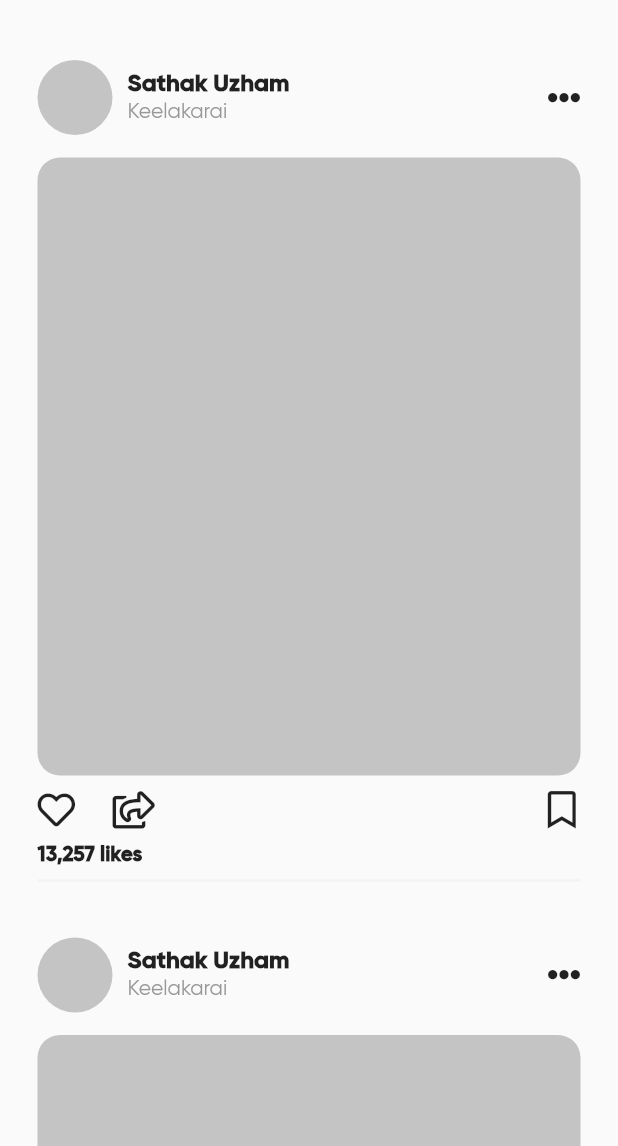
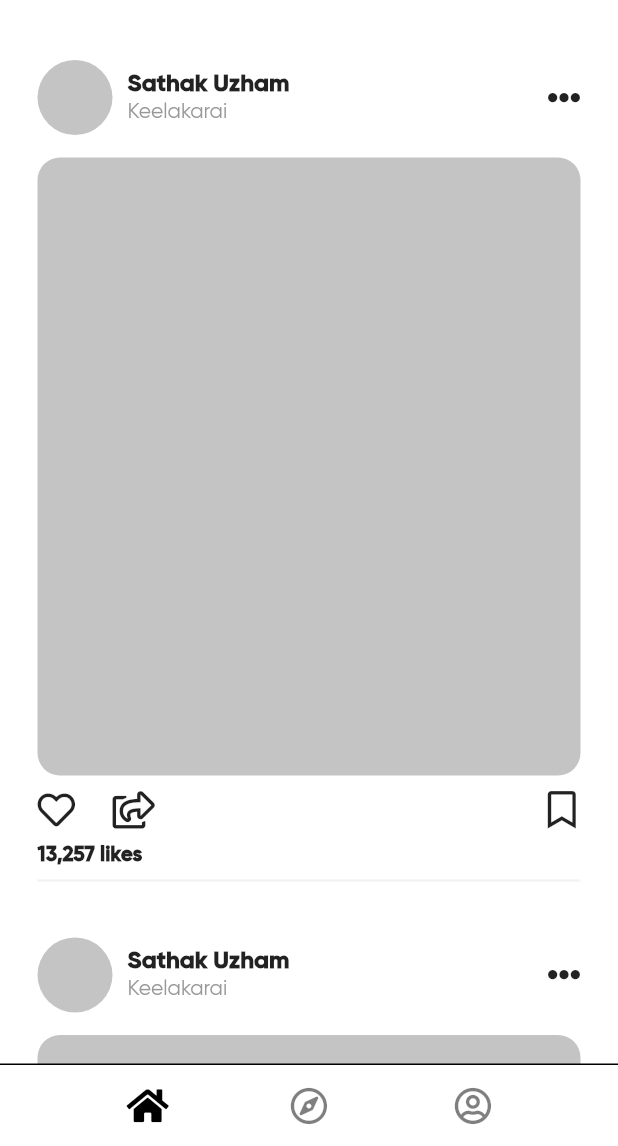
Before and after one commit to sathakhussam/collections, a Flutter app: the screen it shows after launch, on a phone screen of 412 x 824 dp, the part 90-1236 px from its top. Run offline on Flutter 3.47's test engine with Material 2 defaults, Android fonts, the phone set to English and light mode, and no system bars; our stand-ins replace font_awesome_flutter.

Commit message:
Added Navigation Bar, Improved Performance, Added DiscoverPage and Completed Search Bar

```diff
--- a/lib/main.dart
+++ b/lib/main.dart
@@ -1,3 +1,4 @@
+import 'package:collections/pages/discover.dart';
 import 'package:collections/pages/home.dart';
 import 'package:flutter/material.dart';
 
@@ -10,8 +11,15 @@ class MyApp extends StatelessWidget {
   @override
   Widget build(BuildContext context) {
     return MaterialApp(
+      routes: {
+        'home': (BuildContext ctx) => HomePage(),
+        'discover': (BuildContext ctx) => DiscoverPage(),
+      },
+      theme: ThemeData(
+        accentColor: Colors.grey[100],
+      ),
       debugShowCheckedModeBanner: false,
-      home: Home(),
+      initialRoute: 'home',
     );
   }
 }
--- a/lib/pages/home.dart
+++ b/lib/pages/home.dart
@@ -1,16 +1,22 @@
+import 'package:collections/widgets/custom_bottom_bar.dart';
 import 'package:collections/widgets/navigation_bar.dart';
 import 'package:collections/widgets/post.dart';
 import 'package:flutter/material.dart';
 import 'package:font_awesome_flutter/font_awesome_flutter.dart';
 
-class Home extends StatelessWidget {
+class HomePage extends StatelessWidget {
   @override
   Widget build(BuildContext context) {
     return Scaffold(
+      backgroundColor: Colors.white,
+      bottomNavigationBar: CustomBottomBar(),
       body: SafeArea(
         child: ListView(
           children: [
-            NavigationBar(),
+            NavigationBar(
+              title: "Collections",
+              actionIcon: Icon(FontAwesomeIcons.solidPaperPlane, size: 22.0),
+            ),
             Container(
               margin: EdgeInsets.symmetric(horizontal: 25.0, vertical: 15.0),
               child: Post(),
--- /dev/null
+++ b/lib/widgets/custom_bottom_bar.dart
@@ -0,0 +1,58 @@
+import 'package:collections/pages/discover.dart';
+import 'package:flutter/material.dart';
+import 'package:font_awesome_flutter/font_awesome_flutter.dart';
+
+class CustomBottomBar extends StatelessWidget {
+  @override
+  Widget build(BuildContext context) {
+    return Hero(
+      tag: "bottom-bar",
+      child: Container(
+        child: Row(
+          children: [
+            GestureDetector(
+              onTap: () {
+                if (ModalRoute.of(context).settings.name != "home") {
+                  Navigator.of(context).popAndPushNamed("home");
+                }
+              },
+              child: Icon(
+                FontAwesomeIcons.home,
+                color: ModalRoute.of(context).settings.name == "home"
+                    ? Colors.black.withOpacity(1)
+                    : Colors.black.withOpacity(.5),
+                size: 25.0,
+              ),
+            ),
+            GestureDetector(
+              onTap: () {
+                if (ModalRoute.of(context).settings.name != "discover") {
+                  Navigator.of(context).popAndPushNamed("discover");
+                }
+              },
+              child: Icon(
+                FontAwesomeIcons.compass,
+                color: ModalRoute.of(context).settings.name == "discover"
+                    ? Colors.black.withOpacity(1)
+                    : Colors.black.withOpacity(.5),
+                size: 25.0,
+              ),
+            ),
+            Icon(
+              FontAwesomeIcons.userCircle,
+              color: ModalRoute.of(context).settings.name == "profile"
+                  ? Colors.black.withOpacity(1)
+                  : Colors.black.withOpacity(.5),
+              size: 25.0,
+            ),
+          ],
+          mainAxisAlignment: MainAxisAlignment.spaceEvenly,
+          crossAxisAlignment: CrossAxisAlignment.center,
+        ),
+        decoration: BoxDecoration(
+            border: Border(top: BorderSide(color: Color(0xff000000)))),
+        height: 55.0,
+      ),
+    );
+  }
+}
--- a/lib/widgets/navigation_bar.dart
+++ b/lib/widgets/navigation_bar.dart
@@ -2,6 +2,11 @@ import 'package:flutter/material.dart';
 import 'package:font_awesome_flutter/font_awesome_flutter.dart';
 
 class NavigationBar extends StatelessWidget {
+  final title;
+  final actionIcon;
+
+  NavigationBar({this.title, this.actionIcon});
+
   @override
   Widget build(BuildContext context) {
     return Container(
@@ -12,17 +17,14 @@ class NavigationBar extends StatelessWidget {
         mainAxisAlignment: MainAxisAlignment.spaceBetween,
         children: [
           Text(
-            'Collections',
+            this.title,
             style: TextStyle(
                 fontFamily: "Gilroy-Bold",
                 letterSpacing: 1.2,
                 fontWeight: FontWeight.w800,
                 fontSize: 28.0),
           ),
-          Icon(
-            FontAwesomeIcons.solidPaperPlane,
-            size: 22.0,
-          )
+          this.actionIcon,
         ],
       ),
     );
```
Also changed, not shown: lib/pages/discover.dart (added, +25 -0 lines), lib/widgets/search_bar.dart (added, +31 -0 lines).
